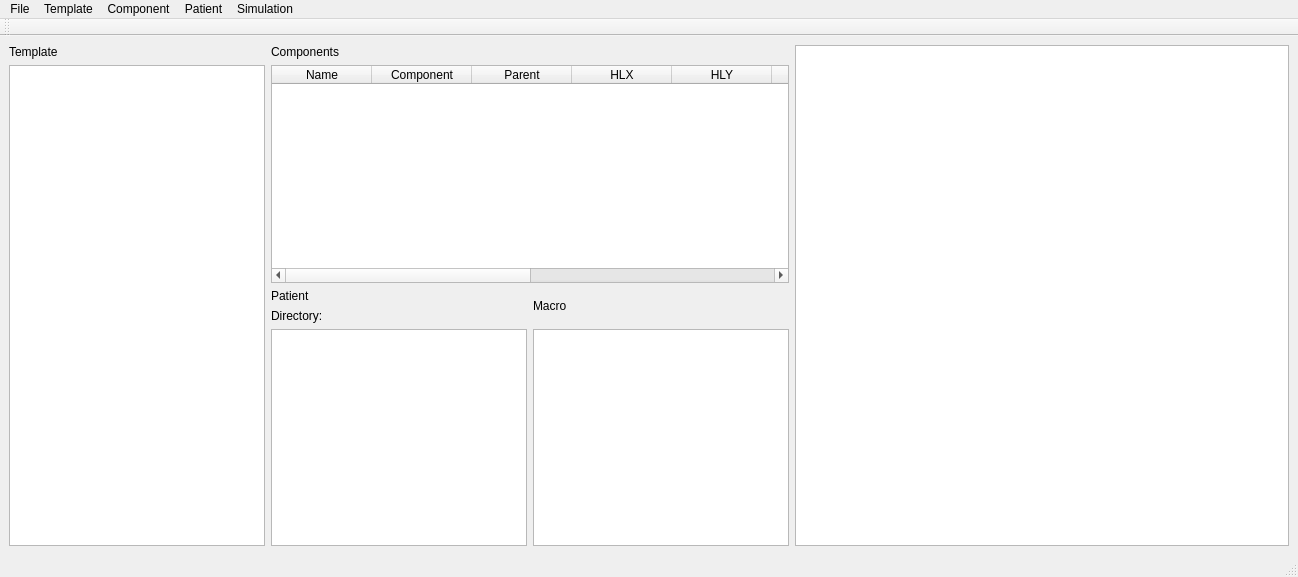
The window that ui/main.ui (Somhammer/ProtonTherapy) describes before a commit, drawn with Qt 5.
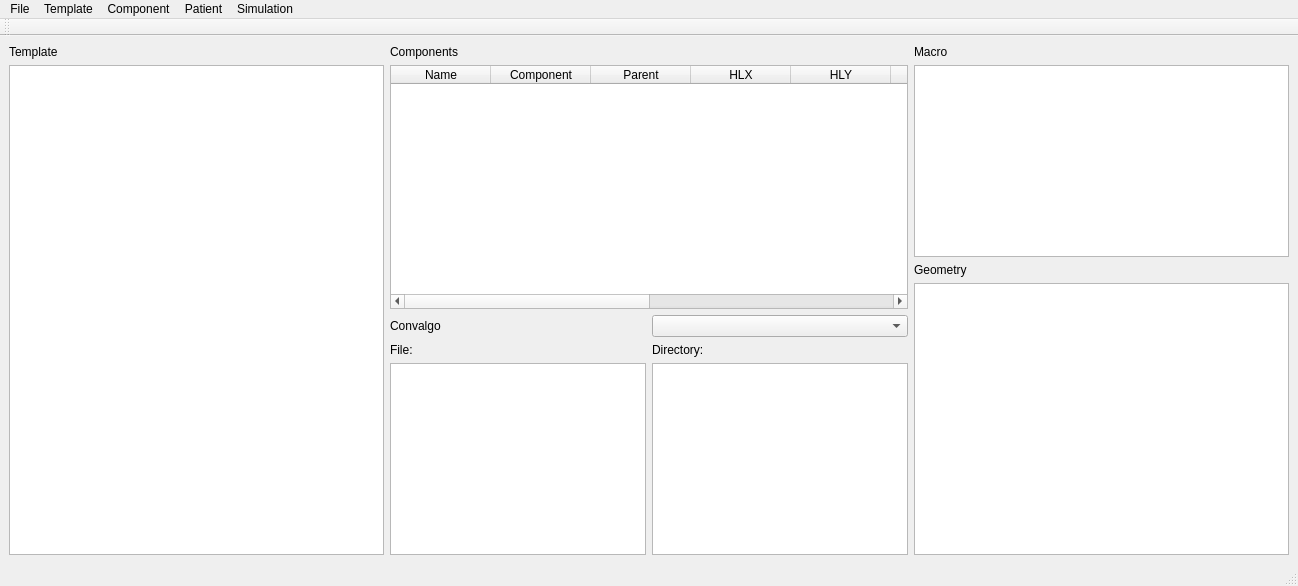
The same window after the commit. Icons and pictures are not drawn.

The edit to the form file:
```diff
--- a/ui/main.ui
+++ b/ui/main.ui
@@ -7,7 +7,7 @@
     <x>0</x>
     <y>0</y>
     <width>1298</width>
-    <height>577</height>
+    <height>586</height>
    </rect>
   </property>
   <property name="windowTitle">
@@ -18,40 +18,48 @@
     <normaloff>../icons/ncc.png</normaloff>../icons/ncc.png</iconset>
   </property>
   <widget class="QWidget" name="centralwidget">
-   <layout class="QGridLayout" name="gridLayout_2">
-    <item row="0" column="1">
-     <widget class="QGraphicsView" name="graphicsNozzle">
-      <property name="enabled">
-       <bool>true</bool>
-      </property>
-      <property name="frameShape">
-       <enum>QFrame::StyledPanel</enum>
-      </property>
-     </widget>
-    </item>
+   <layout class="QGridLayout" name="gridLayout_4">
     <item row="0" column="0">
      <layout class="QGridLayout" name="gridLayout">
-      <property name="sizeConstraint">
-       <enum>QLayout::SetMaximumSize</enum>
-      </property>
-      <property name="bottomMargin">
-       <number>0</number>
-      </property>
-      <item row="2" column="2">
-       <widget class="QLabel" name="labelPatient">
+      <item row="0" column="0">
+       <widget class="QLabel" name="labelCompTemp">
         <property name="text">
-         <string>Patient</string>
+         <string>Template</string>
         </property>
        </widget>
       </item>
-      <item row="3" column="2">
-       <widget class="QLabel" name="labelPatientDir">
+      <item row="1" column="0">
+       <widget class="QListWidget" name="listTemplates"/>
+      </item>
+     </layout>
+    </item>
+    <item row="0" column="1">
+     <layout class="QGridLayout" name="gridLayout_2">
+      <item row="3" column="0">
+       <widget class="QLabel" name="labelConvalgo">
         <property name="text">
-         <string>Directory:</string>
+         <string>Convalgo</string>
         </property>
        </widget>
       </item>
-      <item row="1" column="2" colspan="2">
+      <item row="5" column="0" rowspan="2">
+       <widget class="QListWidget" name="listConvalgo">
+        <property name="sizePolicy">
+         <sizepolicy hsizetype="Preferred" vsizetype="Preferred">
+          <horstretch>0</horstretch>
+          <verstretch>0</verstretch>
+         </sizepolicy>
+        </property>
+       </widget>
+      </item>
+      <item row="1" column="0" colspan="2">
+       <widget class="QLabel" name="labelComp">
+        <property name="text">
+         <string>Components</string>
+        </property>
+       </widget>
+      </item>
+      <item row="2" column="0" colspan="2">
        <widget class="QTableWidget" name="tableComp">
         <property name="frameShape">
          <enum>QFrame::StyledPanel</enum>
@@ -150,36 +158,71 @@
         </column>
        </widget>
       </item>
-      <item row="0" column="0" colspan="2">
-       <widget class="QLabel" name="labelCompTemp">
+      <item row="4" column="0">
+       <widget class="QLabel" name="labelConvalgoFile">
         <property name="text">
-         <string>Template</string>
+         <string>File:</string>
         </property>
        </widget>
       </item>
-      <item row="0" column="2" colspan="2">
-       <widget class="QLabel" name="labelComp">
+      <item row="4" column="1">
+       <widget class="QLabel" name="labelPatientDir">
         <property name="text">
-         <string>Components</string>
+         <string>Directory:</string>
         </property>
        </widget>
       </item>
-      <item row="4" column="2">
-       <widget class="QListWidget" name="listPatient"/>
+      <item row="5" column="1" rowspan="2">
+       <widget class="QListWidget" name="listPatient">
+        <property name="sizePolicy">
+         <sizepolicy hsizetype="Preferred" vsizetype="Preferred">
+          <horstretch>0</horstretch>
+          <verstretch>0</verstretch>
+         </sizepolicy>
+        </property>
+       </widget>
       </item>
-      <item row="1" column="0" rowspan="4" colspan="2">
-       <widget class="QListWidget" name="listTemplates"/>
+      <item row="3" column="1">
+       <widget class="QComboBox" name="comboPatient"/>
       </item>
-      <item row="4" column="3">
-       <widget class="QListWidget" name="listMacro"/>
+     </layout>
+    </item>
+    <item row="0" column="2">
+     <layout class="QGridLayout" name="gridLayout_3">
+      <item row="3" column="0">
+       <widget class="QGraphicsView" name="graphicsNozzle">
+        <property name="enabled">
+         <bool>true</bool>
+        </property>
+        <property name="frameShape">
+         <enum>QFrame::StyledPanel</enum>
+        </property>
+       </widget>
       </item>
-      <item row="2" column="3" rowspan="2">
+      <item row="0" column="0">
        <widget class="QLabel" name="labelMacro">
         <property name="text">
          <string>Macro</string>
         </property>
        </widget>
       </item>
+      <item row="1" column="0">
+       <widget class="QListWidget" name="listMacro">
+        <property name="sizePolicy">
+         <sizepolicy hsizetype="Preferred" vsizetype="Minimum">
+          <horstretch>0</horstretch>
+          <verstretch>0</verstretch>
+         </sizepolicy>
+        </property>
+       </widget>
+      </item>
+      <item row="2" column="0">
+       <widget class="QLabel" name="labelGeometry">
+        <property name="text">
+         <string>Geometry</string>
+        </property>
+       </widget>
+      </item>
      </layout>
     </item>
    </layout>
```
